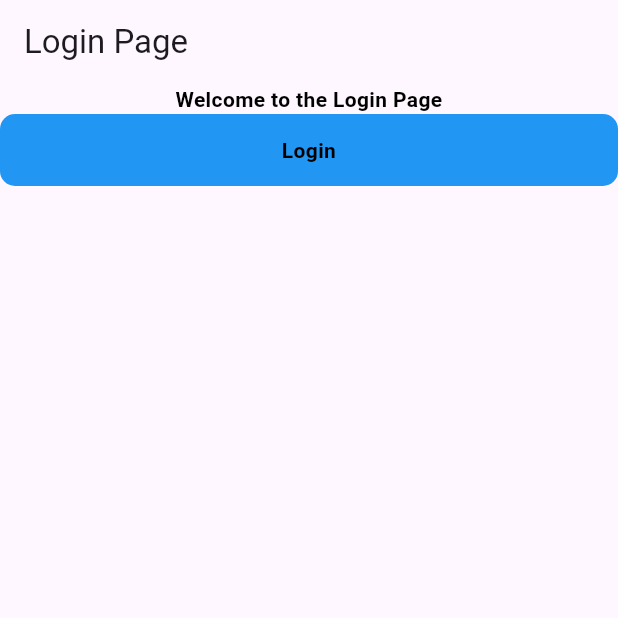
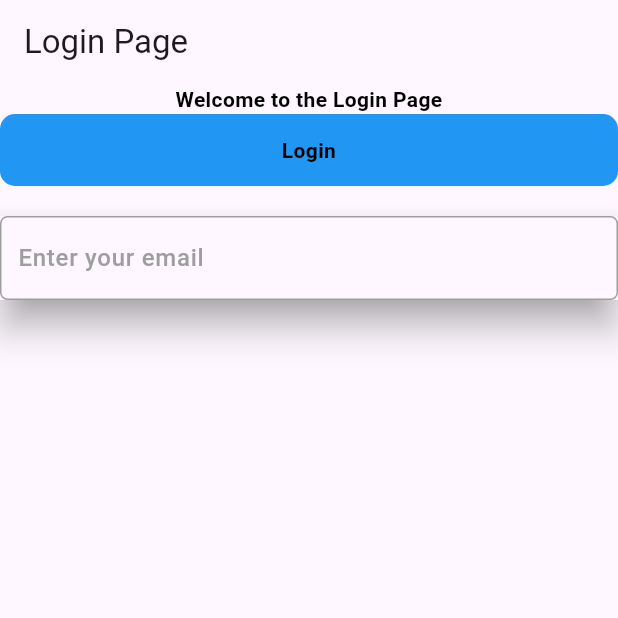
Before and after one commit to eusouf12/todo_app, a Flutter app: the screen it shows after launch, on a phone screen of 412 x 824 dp, the top half of it. Run offline on Flutter 3.47's test engine with Material 3 defaults, Android fonts, the phone set to English and light mode, and no system bars.

Commit message:
custom text field create

```diff
--- a/lib/common widget/common field text/custom_text_field.dart
+++ b/lib/common widget/common field text/custom_text_field.dart
@@ -0,0 +1,168 @@
+import 'package:flutter/material.dart';
+
+class CustomTextField extends StatefulWidget{
+
+static void _defaultOnTap() {}
+
+  const CustomTextField({
+    super.key,
+    this.height = 48,
+    this.borderRadius = 5,
+    this.focusNode,
+    this.suffixIcon,
+    this.suffixIconColor,
+    this.prefixIcon,
+    this.textColor,
+    this.hinText ,
+    this.labelText ,
+    this.textAlign = TextAlign.start,
+    this.focusBorderColor,
+    this.fillColor = Colors.transparent,
+    this.borderColor,
+    this.cursorColor = Colors.grey,
+    this.readOnly = false,
+    this.maxLings =1,
+    this.maxLength,
+    this.keyboardType= TextInputType.text,
+    this.showObscure =false,
+    this.textEditingController,
+    this.textAlignVertical = TextAlignVertical.center,
+    this.isPassword = false,
+    this.isTextColor = false,
+    this.textInputAction = TextInputAction.next,
+    this.onFieldSubmitted ,
+    this.onChanged,
+    this.formFieldValidator,
+    this.onTapClick = _defaultOnTap,
+    this.elevation=10,
+    this.shadowColor= Colors.grey,
+  });
+
+
+ final double height;
+ final double borderRadius;
+ final bool showObscure;
+ final Widget? suffixIcon;
+ final IconData? prefixIcon;
+ final String? hinText ;
+ final String? labelText ;
+ final Color? textColor;
+ final Color? focusBorderColor;
+ final Color? fillColor;
+ final Color? suffixIconColor;
+ final Color? borderColor;
+ final Color  cursorColor;
+ final int? maxLings;
+ final int? maxLength;
+ final TextAlign textAlign;
+ final TextAlignVertical? textAlignVertical;
+ final TextInputType keyboardType;
+ final TextInputAction textInputAction;
+ final TextEditingController? textEditingController;
+ final FocusNode? focusNode;
+ final FormFieldValidator? formFieldValidator;
+ final bool isPassword;
+ final bool readOnly;
+ final bool isTextColor;
+ final void Function(String)? onChanged;
+ final void Function(String)? onFieldSubmitted;
+ final VoidCallback onTapClick;
+ final double elevation;
+ final Color shadowColor;
+
+
+  @override
+  State<CustomTextField> createState() => _CustomTextFieldState();
+}
+
+class _CustomTextFieldState extends State<CustomTextField> {
+  bool obsText =true;
+
+    @override
+    Widget build(BuildContext context) {
+      return  Container(
+        padding: EdgeInsets.all(0),
+        child: Material(
+          elevation: widget.elevation,
+          shadowColor: widget.shadowColor,
+          child: TextFormField(
+            maxLines: widget.maxLings,
+            maxLength: widget.maxLength,
+            controller: widget.textEditingController,
+            textInputAction: widget.textInputAction,
+            keyboardType: widget.keyboardType,
+            textAlign: TextAlign.start,
+            readOnly: widget.readOnly ,
+            obscureText: widget.showObscure?obsText:false,
+            cursorColor: widget.cursorColor,
+            focusNode: widget.focusNode,
+            onChanged: widget.onChanged,
+            autovalidateMode: AutovalidateMode.onUserInteraction,
+            validator: widget.formFieldValidator,
+            style: TextStyle(
+              color: Colors.black,
+            ),
+            decoration: InputDecoration(
+
+              hintText: widget.hinText,
+              hintStyle: const TextStyle(
+                color: Colors.grey,
+                fontWeight: FontWeight.w500,
+              ),
+              filled: true,
+              fillColor:widget.fillColor,
+
+              prefixIcon: widget.prefixIcon != null ? Padding(
+                padding: const EdgeInsetsDirectional.symmetric(
+                    horizontal: 16, vertical: 14
+                ),
+                child:Icon(widget.prefixIcon, color: Colors.black26),
+              ) : null,
+
+              suffixIcon: widget.isPassword
+                  ? GestureDetector(
+                  onTap: () {
+                    setState(() {
+                      obsText = !obsText;
+                    });
+                  },
+                  child: Padding(
+                    padding: const EdgeInsetsDirectional.symmetric(
+                        horizontal: 16, vertical: 14),
+                    child: obsText
+                        ?   Icon(
+                      Icons.visibility_off_outlined,
+                      color: Colors.grey,
+                    )
+                        :   Icon(Icons.visibility_outlined,
+                        color: Colors.grey),
+                  ))
+                  : widget.suffixIcon,
+              suffixIconColor: widget.suffixIconColor,
+
+              border: OutlineInputBorder(
+                borderRadius: BorderRadius.circular(widget.borderRadius),
+                borderSide: BorderSide(
+                    color: widget.borderColor ?? Colors.grey, width: 1),
+                    gapPadding: 0
+                ),
+                focusedBorder: OutlineInputBorder(
+                  borderRadius: BorderRadius.circular(widget.borderRadius),
+                  borderSide:
+                  BorderSide(color: widget.focusBorderColor ??Colors.greenAccent,width:1),
+                  gapPadding: 0
+                ),
+                enabledBorder: OutlineInputBorder(
+                  borderRadius: BorderRadius.circular(widget.borderRadius),
+                  borderSide:
+                  BorderSide(color: widget.borderColor ?? Colors.grey, width: 1),
+                  gapPadding: 0
+                ),
+              )
+
+            ),
+
+          ),
+        );
+    }
+  }
--- a/lib/view/Login/log_in.dart
+++ b/lib/view/Login/log_in.dart
@@ -1,5 +1,6 @@
 import 'package:flutter/material.dart';
 import 'package:my_task/common%20widget/common%20btn/custom_btn.dart';
+import 'package:my_task/common%20widget/common%20field%20text/custom_text_field.dart';
 import 'package:my_task/common%20widget/common%20text/custom_text.dart';
 
 class Login extends StatefulWidget {
@@ -30,6 +31,10 @@ class _LoginState extends State<Login> {
 
             },
             title: 'Login',
+            ),
+            SizedBox(height: 20),
+            CustomTextField(
+              hinText: 'Enter your email',
             )
           ],
 
```
